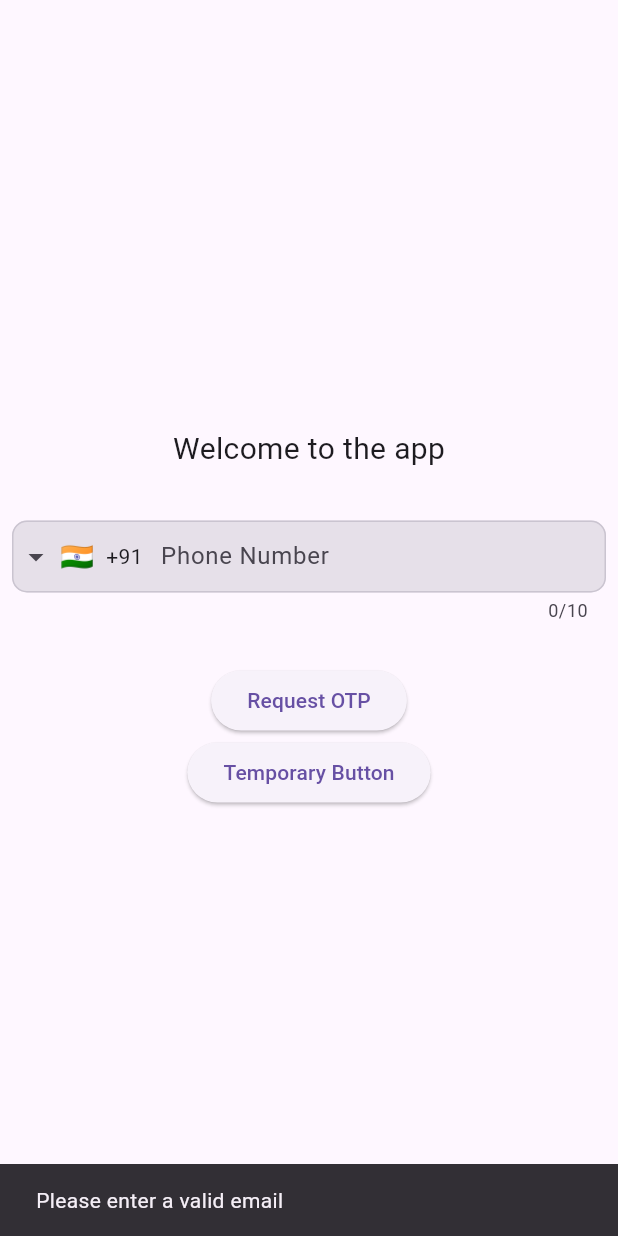
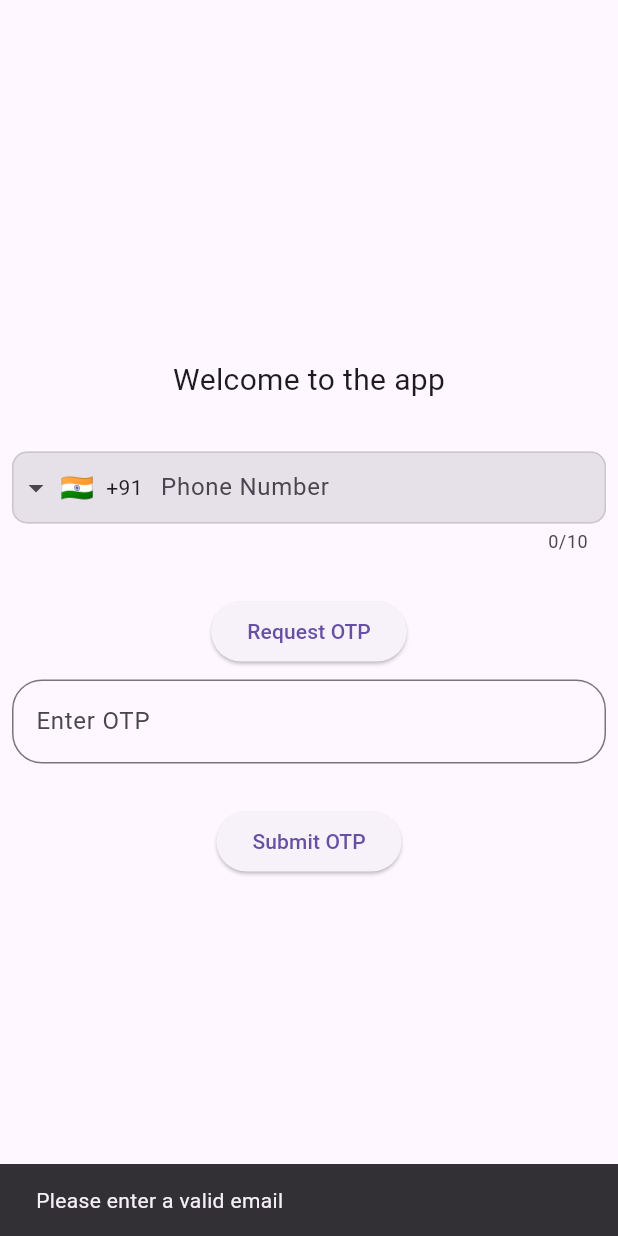
Before and after one commit to Schreezer/app1, a Flutter app: the screen it shows after launch, after a tap on "Request OTP", on a phone screen of 412 x 824 dp. Run offline on Flutter 3.47's test engine with Material 3 defaults, Android fonts, the phone set to English and light mode, and no system bars; drawn by our look-alikes of intl_phone_field; our stand-ins replace cloud_firestore, firebase_auth, firebase_core; missing offline and left inert: restart_app; accounts and stored records are empty.

Commit message:
still working

```diff
--- /dev/null
+++ b/lib/globalVar.dart
@@ -0,0 +1,3 @@
+import "package:flutter/material.dart";
+
+String VerificationId = "";
--- a/lib/main.dart
+++ b/lib/main.dart
@@ -1,13 +1,16 @@
+import 'package:app1/providers/userprovider.dart';
 import 'package:app1/screens/entryScreen.dart';
+import 'package:app1/screens/homeScreen.dart';
+import 'package:app1/screens/registrationScreen.dart';
+import 'package:firebase_auth/firebase_auth.dart';
 import 'package:firebase_core/firebase_core.dart';
 import 'package:flutter/foundation.dart';
 import 'package:flutter/material.dart';
+import 'package:provider/provider.dart';
 
 void main() async {
   WidgetsFlutterBinding.ensureInitialized();
-
-  if (kIsWeb) {
-
+  // if (kIsWeb) {
     // await dotenv.load(fileName: "file_env");
     await Firebase.initializeApp(
       options: const FirebaseOptions(
@@ -18,9 +21,9 @@ void main() async {
       storageBucket:  'cp301-5a6a0.appspot.com',
     ));
 
-  } else {
-    await Firebase.initializeApp();
-  }
+  // } else {
+  //   await Firebase.initializeApp();
+  // }
   runApp(const MyApp());
 }
 
@@ -29,8 +32,43 @@ class MyApp extends StatelessWidget {
 
   @override
   Widget build(BuildContext context) {
-    return MaterialApp(
-      home: EntryScreen(),
-    );
+    return MultiProvider(
+      providers: [
+        ChangeNotifierProvider(
+          create: (_) => UserProvider(),
+        ),
+      ],
+      child: MaterialApp(
+      home:
+      StreamBuilder(
+            stream: FirebaseAuth.instance.authStateChanges(),
+            builder: (context, snapshot) {
+              final userProvider =
+                  Provider.of<UserProvider>(context, listen: true);
+
+              userProvider.refreshUser(true);
+              // print("hello");
+              if (snapshot.connectionState == ConnectionState.active) {
+                if (snapshot.hasData) {
+                  if (userProvider.getUser != null) {
+                    return HomeScreen();
+
+                  } else {
+                    return RegistrationScreen(FirebaseAuth.instance.currentUser!.phoneNumber.toString());
+                  }
+                } else if (snapshot.hasError) {
+                  return Center(child: Text("${snapshot.error}"));
+                }
+              }
+              if (snapshot.connectionState == ConnectionState.waiting) {
+                return const Center(
+                    child: CircularProgressIndicator(
+
+                ));
+              }
+              return const EntryScreen();
+            },
+          )
+    ));
   }
 }
--- /dev/null
+++ b/lib/providers/userprovider.dart
@@ -0,0 +1,28 @@
+import 'package:app1/models/user.dart';
+import 'package:app1/resources/authMethods.dart';
+import 'package:flutter/material.dart';
+
+
+class UserProvider with ChangeNotifier {
+  User? _user;
+  final AuthMethods _authMethods = AuthMethods();
+  User? get getUser => _user;
+  Future<void> refreshUser(bool internal) async {
+    try {
+      User? user = await _authMethods.getUserDetails();
+      if (internal) {
+        if (_user == null) {
+          _user = user;
+          // print("new user");
+
+          notifyListeners();
+        }
+      } else {
+        _user = user;
+        notifyListeners();
+      }
+    } catch (e) {
+      print(e);
+    }
+  }
+}
--- a/lib/resources/authMethods.dart
+++ b/lib/resources/authMethods.dart
@@ -1,12 +1,12 @@
 import "dart:async";
+import "package:app1/globalVar.dart";
 import "package:cloud_firestore/cloud_firestore.dart";
 import "package:firebase_auth/firebase_auth.dart";
 import "../models/user.dart" as model;
 import "dart:typed_data";
 
 class AuthMethods {
-  final FirebaseAuth _auth = FirebaseAuth.instance;
-  String VerificationId = ""; // utility of this is yet to be determined
+  final FirebaseAuth _auth = FirebaseAuth.instance;// utility of this is yet to be determined
   final FirebaseFirestore _firestore = FirebaseFirestore.instance;
   late UserCredential Cred;
 
@@ -55,6 +55,7 @@ class AuthMethods {
           },
           codeSent: (String verificationId, int? resendToken) {
             res = 'code sent';
+
             VerificationId = verificationId;
             completer.complete(
                 res);
@@ -69,7 +70,7 @@ class AuthMethods {
       res = _err.toString();
       completer.complete(res); // Complete the completer when there's an error
     }
-
+    print("the value of res in send otp function is: $res");
     return completer.future; // Return the completer's future
   }
 
--- a/lib/screens/entryScreen.dart
+++ b/lib/screens/entryScreen.dart
@@ -1,3 +1,4 @@
+import "package:app1/providers/userprovider.dart";
 import "package:app1/resources/authMethods.dart";
 import "package:app1/screens/registrationScreen.dart";
 import "package:app1/widgets.dart/textField.dart";
@@ -6,6 +7,7 @@ import "package:firebase_auth/firebase_auth.dart";
 import "package:flutter/material.dart";
 import "package:intl_phone_field/intl_phone_field.dart";
 import 'package:restart_app/restart_app.dart';
+import 'package:provider/provider.dart';
 
 class EntryScreen extends StatefulWidget {
   const EntryScreen({super.key});
@@ -20,6 +22,7 @@ class _EntryScreenState extends State<EntryScreen> {
   final TextEditingController mailIdController = TextEditingController();
   bool _isLoading1 = false;
   bool _isLoading2 = false;
+  bool otpSent = false;
 
   void dispose() {
     super.dispose();
@@ -38,7 +41,7 @@ class _EntryScreenState extends State<EntryScreen> {
     return true;
   }
 
-  void sendOtp() async {
+  Future<bool> sendOtp() async {
     // should work on the logic of sending otp TODO: Test this function
     print(_phoneNumberController.text);
     setState(() {
@@ -47,15 +50,21 @@ class _EntryScreenState extends State<EntryScreen> {
     String res =
         await AuthMethods().Send_OTP(phone: _phoneNumberController.text);
 
-    // print(res);
-    if (res == 'success') {
+    print(res);
+    if (res == 'code sent') {
       showSnackBar(context, res);
+          setState(() {
+      _isLoading1 = false;
+    });
+      return true;
     } else {
       showSnackBar(context, res);
-    }
-    setState(() {
+          setState(() {
       _isLoading1 = false;
     });
+      return false;
+    }
+
   }
 
   void navigateToSignup() {
@@ -68,7 +77,7 @@ class _EntryScreenState extends State<EntryScreen> {
     );
   }
 
-  Future<void> Next(Provider) async {
+  Future<void> next(Provider) async {
     // ignore: unused_local_variable
     var res = 'otp entered';
     setState(() {
@@ -133,6 +142,7 @@ bool validatePhone(String? value) {
 
   @override
   Widget build(BuildContext context) {
+    final userProvider = Provider.of<UserProvider>(context, listen: false);
     final inputBorder = OutlineInputBorder(
       borderRadius: BorderRadius.circular(10),
       borderSide: Divider.createBorderSide(context),
@@ -168,7 +178,6 @@ bool validatePhone(String? value) {
                   contentPadding: const EdgeInsets.all(8),
                 ),
                 keyboardType: TextInputType.phone,
-
                 // controller: _phoneNumberController,
                 initialCountryCode: 'IN',
                 onChanged: (phone) {
@@ -187,7 +196,14 @@ bool validatePhone(String? value) {
                   //TODO: check if the validateEmail function is correct
 
                   // TODO: send the otp:
-                  sendOtp();
+                  if (sendOtp()==true) {
+                    setState(() {
+                      otpSent = true;
+                    });
+                    showSnackBar(context, "OTP sent to ${_phoneNumberController.text}");
+                  } else {
+                    showSnackBar(context, "Please enter a valid [phone number`]");
+                  }
                   showSnackBar(context, "OTP sent to ${_phoneNumberController.text}");
                 } else {
                   showSnackBar(context, "Please enter a valid email");
@@ -195,19 +211,42 @@ bool validatePhone(String? value) {
               },
               child: Text("Request OTP"),
             ),
-            ElevatedButton(
-              onPressed: () {
-                // routes to the registration screen
-                Navigator.push(
-                  context,
-                  MaterialPageRoute(
-                    builder: (BuildContext context) =>
-                        RegistrationScreen(mailIdController.text),
-                  ),
-                );
-              },
-              child: Text("Temporary Button"),
-            ),
+            // ElevatedButton(
+            //   onPressed: () {
+            //     // routes to the registration screen
+            //     Navigator.push(
+            //       context,
+            //       MaterialPageRoute(
+            //         builder: (BuildContext context) =>
+            //             RegistrationScreen(mailIdController.text),
+            //       ),
+            //     );
+            //   },
+            //   child: Text("Temporary Button"),
+            // ),
+
+                Column(
+                  children: [
+                    Padding(
+                        padding: const EdgeInsets.all(8.0),
+                        child: TField(
+                          hText: "Enter OTP",
+                          controller: _otpController,
+                        ),
+                      ),
+                      Container(
+                        height: 20,
+                      ),
+                    ElevatedButton(
+                        onPressed: () {
+                          next(userProvider);
+                        },
+                        child: _isLoading2
+                            ? CircularProgressIndicator()
+                            : Text("Submit OTP")),
+                  ],
+                )
+
           ],
         ),
       ),
--- /dev/null
+++ b/lib/screens/homeScreen.dart
@@ -0,0 +1,37 @@
+import "package:cloud_firestore/cloud_firestore.dart";
+import "package:firebase_auth/firebase_auth.dart";
+import "package:flutter/material.dart";
+
+class HomeScreen extends StatefulWidget {
+  const HomeScreen({super.key});
+
+  @override
+  State<HomeScreen> createState() => _HomeScreenState();
+}
+
+class _HomeScreenState extends State<HomeScreen> {
+  @override
+  void initState() {
+    super.initState(); // Call to super.initState() is required.
+    getData();
+  }
+
+  Future<void> getData() async { // Specify the return type as Future<void>.
+    var userSnap = await FirebaseFirestore.instance
+        .collection('users')
+        .doc(FirebaseAuth.instance.currentUser!.uid)
+        .get();
+    // You might want to do something with userSnap here.
+  }
+
+  @override
+  Widget build(BuildContext context) {
+    return MaterialApp(
+      home: Scaffold(
+        body: Center(
+          child: Text("Home Screen"),
+        ),
+      ),
+    );
+  }
+}
--- a/lib/screens/registrationScreen.dart
+++ b/lib/screens/registrationScreen.dart
@@ -83,6 +83,7 @@ class _RegistrationScreenState extends State<RegistrationScreen> {
                   if (_formKey.currentState!.validate()) {
                     _formKey.currentState!.save();
                     // TODO: Save _user to your database
+
                   }
                 },
                 child: Text('Register'),
--- a/pubspec.yaml
+++ b/pubspec.yaml
@@ -35,6 +35,7 @@ dependencies:
   flutter:
     sdk: flutter
   intl_phone_field: ^3.2.0
+  provider: ^6.1.1
   restart_app: ^1.2.1
 
 dev_dependencies:
```
Also changed, not shown: lib/resources/fireStore.dart (added, +16 -0 lines), pubspec.lock, 5 other files.
